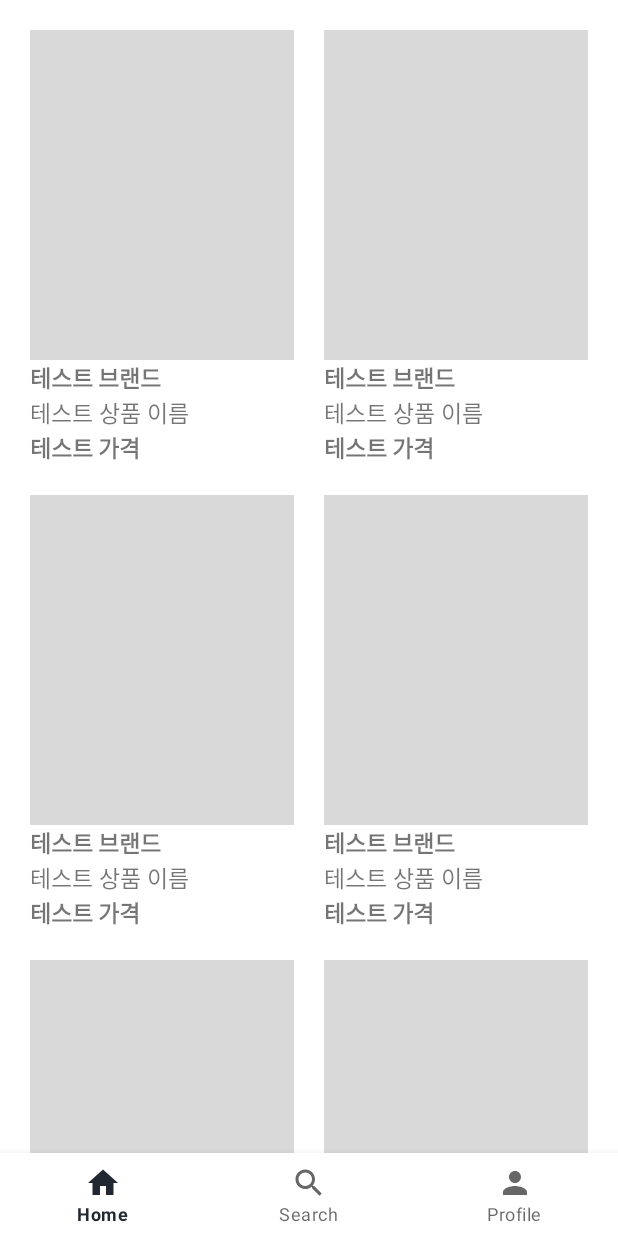
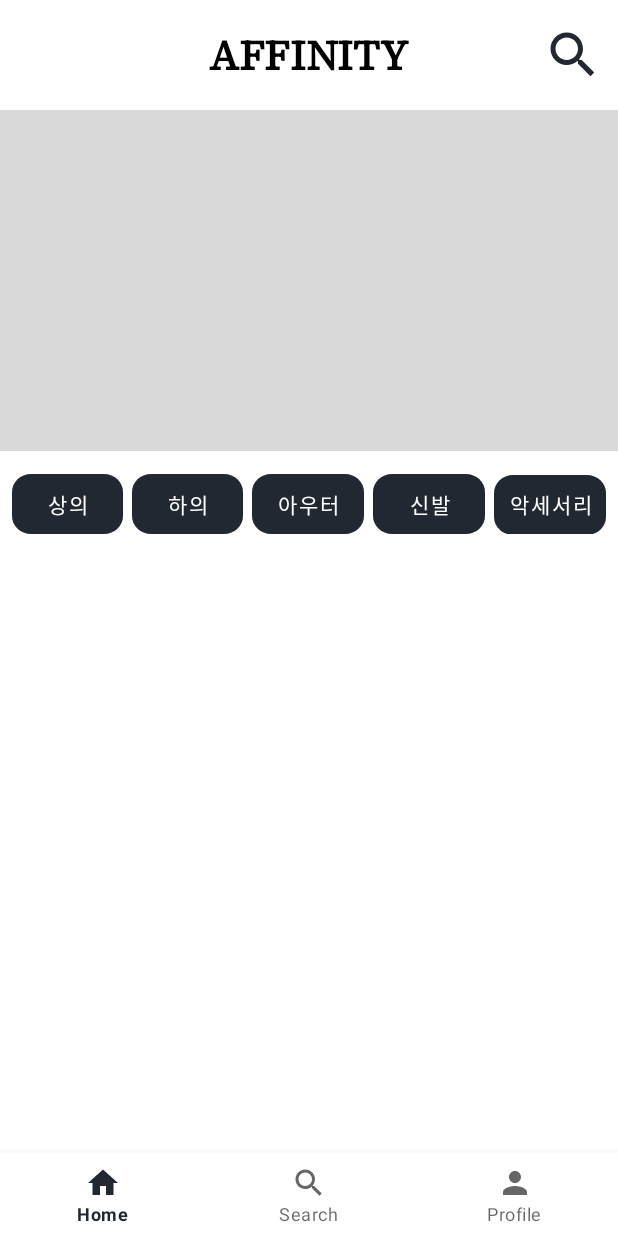
Before and after one commit to 1230tjdgns/capstone2, an Android app: the screen it shows after launch (HomeActivity), on a phone screen of 412 x 824 dp. Run offline under Robolectric (Android 15) with nearby library versions, the phone set to English and light mode, and no system bars; libraries missing offline, so code that uses them is left out: org.checkerframework.common.

Commit message:
엑티비티에 모든걸 때려박는 멍청한짓을 수정함 카테고리 버튼, 상단 검색 버튼, 하단 페이지 전환 기능 추가

```diff
--- a/app/src/main/java/com/capstone/affinity_ad/HomeActivity.java
+++ b/app/src/main/java/com/capstone/affinity_ad/HomeActivity.java
@@ -2,12 +2,17 @@ package com.capstone.affinity_ad;
 
 import static android.content.ContentValues.TAG;
 
+import androidx.annotation.NonNull;
 import androidx.appcompat.app.AppCompatActivity;
+import androidx.fragment.app.Fragment;
+import androidx.fragment.app.FragmentManager;
+import androidx.fragment.app.FragmentTransaction;
 
 import android.content.Context;
 import android.os.Bundle;
 import android.util.Log;
 import android.view.LayoutInflater;
+import android.view.MenuItem;
 import android.view.View;
 import android.view.ViewGroup;
 import android.widget.BaseAdapter;
@@ -16,83 +21,64 @@ import android.widget.ImageView;
 import android.widget.TextView;
 import android.widget.Toast;
 
+import com.google.android.material.bottomnavigation.BottomNavigationView;
+import com.google.android.material.navigation.NavigationBarView;
+
+import org.checkerframework.common.subtyping.qual.Bottom;
+
 import java.util.ArrayList;
 
 public class HomeActivity extends AppCompatActivity {
 
-    GridViewAdapter adapter = null;
+    Fragment defaultFrag;
+    BottomNavigationView nav_menu;
 
     @Override
     protected void onCreate(Bundle savedInstanceState) {
         super.onCreate(savedInstanceState);
         setContentView(R.layout.activity_home);
 
-        ExpandableHeightGridView gv = (ExpandableHeightGridView)findViewById(R.id.home_item_grid);
-        gv.setExpanded(true);
-        adapter = new GridViewAdapter();
+        nav_menu = findViewById(R.id.bottom_nav);
+        defaultFrag = new HomeFragment();
 
-        adapter.addItem(new gridItem("","테스트 브랜드", "테스트 상품 이름", "테스트 가격"));
-        adapter.addItem(new gridItem("","테스트 브랜드", "테스트 상품 이름", "테스트 가격"));
-        adapter.addItem(new gridItem("","테스트 브랜드", "테스트 상품 이름", "테스트 가격"));
-        adapter.addItem(new gridItem("","테스트 브랜드", "테스트 상품 이름", "테스트 가격"));
-        adapter.addItem(new gridItem("","테스트 브랜드", "테스트 상품 이름", "테스트 가격"));
-        adapter.addItem(new gridItem("","테스트 브랜드", "테스트 상품 이름", "테스트 가격"));
+        nav_menu.setSelectedItemId(R.id.home);
 
-        gv.setAdapter(adapter);
+        getSupportFragmentManager().beginTransaction().replace(R.id.mainFrame,defaultFrag).commitAllowingStateLoss();
+
+        nav_menu.setOnItemSelectedListener(new NavigationBarView.OnItemSelectedListener() {
+            @Override
+            public boolean onNavigationItemSelected(@NonNull MenuItem item) {
+                //리스너 적용하면 아이콘 선택시 색상이 변하지 않기 때문에 수동으로 적용
+                item.setChecked(true);
+                switch (item.getItemId()) {
+                    case R.id.home: {
+                        getSupportFragmentManager().beginTransaction().replace(R.id.mainFrame, new HomeFragment()).commit();
+                        return true;
+                    }
+                    case R.id.search: {
+                        //new Fragment() 대신 이동 할 프래그 클래스 적기
+                        getSupportFragmentManager().beginTransaction().replace(R.id.mainFrame, new Fragment()).commit();
+                        return true;
+                    }
+                    case R.id.profile: {
+                        //new Fragment() 대신 이동 할 프래그 클래스 적기
+                        getSupportFragmentManager().beginTransaction().replace(R.id.mainFrame, new Fragment()).commit();
+                        return true;
+                    }
+
+                }
+
+                return false;
+            }
+        });
     }
 
-    class GridViewAdapter extends BaseAdapter {
-        ArrayList<gridItem> items = new ArrayList<gridItem>();
+    //홈 화면 상단에 검색 버튼을 위한, 프래그 내부에서 상위 엑티비티의 프레임 교체에 필요한 메소드
+    public void replaceFragment(Fragment fragment) {
+        FragmentManager fragmentManager = getSupportFragmentManager();
+        FragmentTransaction fragmentTransaction = fragmentManager.beginTransaction();
+        fragmentTransaction.replace(R.id.mainFrame, fragment).commit();
+    }
 
-        public void addItem(gridItem item) {
-            items.add(item);
-        }
 
-        @Override
-        public int getCount() {
-            return items.size();
-        }
-
-        @Override
-        public Object getItem(int i) {
-            return items.get(i);
-        }
-
-        @Override
-        public long getItemId(int i) {
-            return i;
-        }
-
-        @Override
-        public View getView(int i, View view, ViewGroup viewGroup) {
-            final Context context = viewGroup.getContext();
-            final gridItem g_items = items.get(i);
-
-            if (view == null) {
-                LayoutInflater inflater = (LayoutInflater)context.getSystemService(Context.LAYOUT_INFLATER_SERVICE);
-                view = inflater.inflate(R.layout.home_grid_item, viewGroup, false);
-
-                TextView brand = (TextView) view.findViewById(R.id.home_item_brand);
-                TextView name = (TextView) view.findViewById(R.id.home_item_name);
-                TextView price = (TextView) view.findViewById(R.id.home_item_price);
-
-                brand.setText(g_items.getBrand());
-                name.setText(g_items.getName());
-                price.setText(g_items.getPrice());
-                Log.d(TAG, "getView() - [ "+i+" ] "+g_items.getName());
-
-            } else {
-                View v = new View(context);
-                v = (View) view;
-            }
-            //각 아이템 선택 event
-            view.setOnClickListener(new View.OnClickListener() {
-                @Override
-                public void onClick(View view) {
-                    Toast.makeText(context, g_items.getBrand()+" - "+g_items.getName()+" - " + g_items.getPrice(), Toast.LENGTH_SHORT).show();
-                }
-            });
-            return view;
-        }
-    }
 }
--- /dev/null
+++ b/app/src/main/java/com/capstone/affinity_ad/HomeFragment.java
@@ -0,0 +1,217 @@
+package com.capstone.affinity_ad;
+
+import static android.content.ContentValues.TAG;
+
+import android.content.Context;
+import android.os.Bundle;
+
+import androidx.fragment.app.Fragment;
+import androidx.fragment.app.FragmentManager;
+import androidx.fragment.app.FragmentTransaction;
+
+import android.util.Log;
+import android.view.LayoutInflater;
+import android.view.View;
+import android.view.ViewGroup;
+import android.widget.BaseAdapter;
+import android.widget.Button;
+import android.widget.TextView;
+import android.widget.Toast;
+
+import java.util.ArrayList;
+
+/**
+ * A simple {@link Fragment} subclass.
+ * Use the {@link HomeFragment#newInstance} factory method to
+ * create an instance of this fragment.
+ */
+public class HomeFragment extends Fragment {
+
+    GridViewAdapter adapter;
+    ExpandableHeightGridView gv;
+
+    Button bt_search;
+    Button bt_ct_top;
+    Button bt_ct_bottom;
+    Button bt_ct_outer;
+    Button bt_ct_shoes;
+    Button bt_ct_accessory;
+
+
+    // TODO: Rename parameter arguments, choose names that match
+    // the fragment initialization parameters, e.g. ARG_ITEM_NUMBER
+    private static final String ARG_PARAM1 = "param1";
+    private static final String ARG_PARAM2 = "param2";
+
+    // TODO: Rename and change types of parameters
+    private String mParam1;
+    private String mParam2;
+
+    public HomeFragment() {
+        // Required empty public constructor
+    }
+
+    /**
+     * Use this factory method to create a new instance of
+     * this fragment using the provided parameters.
+     *
+     * @param param1 Parameter 1.
+     * @param param2 Parameter 2.
+     * @return A new instance of fragment HomeFragment.
+     */
+    // TODO: Rename and change types and number of parameters
+    public static HomeFragment newInstance(String param1, String param2) {
+        HomeFragment fragment = new HomeFragment();
+        Bundle args = new Bundle();
+        args.putString(ARG_PARAM1, param1);
+        args.putString(ARG_PARAM2, param2);
+        fragment.setArguments(args);
+        return fragment;
+    }
+
+    @Override
+    public void onCreate(Bundle savedInstanceState) {
+        super.onCreate(savedInstanceState);
+        if (getArguments() != null) {
+            mParam1 = getArguments().getString(ARG_PARAM1);
+            mParam2 = getArguments().getString(ARG_PARAM2);
+        }
+
+    }
+
+    @Override
+    public View onCreateView(LayoutInflater inflater, ViewGroup container,
+                             Bundle savedInstanceState) {
+        // Inflate the layout for this fragment
+
+        //프래그에 뷰를 참조 하려면 이거 해야한다드라
+        View frag_view = inflater.inflate(R.layout.fragment_home, container, false);
+
+        //그리드 초기화
+        gv = (ExpandableHeightGridView)frag_view.findViewById(R.id.home_item_grid);
+        adapter = new GridViewAdapter();
+        //그리드뷰에 개별 스크롤이 생기지 않게하는 마술
+        gv.setExpanded(true);
+
+        //카테고리 버튼
+        bt_ct_accessory = frag_view.findViewById(R.id.bt_home_accessory);
+        bt_ct_shoes = frag_view.findViewById(R.id.bt_home_shoes);
+        bt_ct_outer = frag_view.findViewById(R.id.bt_home_outer);
+        bt_ct_bottom = frag_view.findViewById(R.id.bt_home_bottom);
+        bt_ct_top = frag_view.findViewById(R.id.bt_home_top);
+        //상단 검색 버튼
+        bt_search = frag_view.findViewById(R.id.bt_home_search);
+        //카테고리 버튼 리스너 셋
+        bt_ct_accessory.setOnClickListener(new CategorySelect());
+        bt_ct_shoes.setOnClickListener(new CategorySelect());
+        bt_ct_outer.setOnClickListener(new CategorySelect());
+        bt_ct_bottom.setOnClickListener(new CategorySelect());
+        bt_ct_top.setOnClickListener(new CategorySelect());
+
+        bt_search.setOnClickListener(new View.OnClickListener() {
+            @Override
+            public void onClick(View view) {
+                ((HomeActivity)getActivity()).replaceFragment(new Fragment());
+            }
+        });
+        return frag_view;
+    }
+
+    class CategorySelect implements View.OnClickListener {
+
+        @Override
+        public void onClick(View view) {
+            adapter.clearItem();
+
+            switch(view.getId()) {
+                case R.id.bt_home_accessory:
+                    for(int i = 0 ; i < 6 ; i++) {
+                        adapter.addItem(new gridItem("","악세서리 브랜드", "악세서리 이름", "악세서리 가격"));
+                    }
+                    break;
+                case R.id.bt_home_bottom:
+                    for(int i = 0 ; i < 6 ; i++) {
+                        adapter.addItem(new gridItem("","하의 브랜드", "하의 이름", "하의 가격"));
+                    }
+                    break;
+                case R.id.bt_home_top:
+                    for(int i = 0 ; i < 6 ; i++) {
+                        adapter.addItem(new gridItem("","상의 브랜드", "상의 이름", "상의 가격"));
+                    }
+                    break;
+                case R.id.bt_home_shoes:
+                    for(int i = 0 ; i < 6 ; i++) {
+                        adapter.addItem(new gridItem("","신발 브랜드", "신발 이름", "신발 가격"));
+                    }
+                    break;
+                case R.id.bt_home_outer:
+                    for(int i = 0 ; i < 6 ; i++) {
+                        adapter.addItem(new gridItem("","아우터 브랜드", "아우터 이름", "아우터 가격"));
+                    }
+                    break;
+            }
+            gv.setAdapter(adapter);
+        }
+    }
+
+    //구글링은 무적이고 신이다 구글에서 긁어옴
+    class GridViewAdapter extends BaseAdapter {
+        ArrayList<gridItem> items = new ArrayList<gridItem>();
+
+
+        public void clearItem() {
+            items = new ArrayList<gridItem>();
+        }
+
+        public void addItem(gridItem item) {
+            items.add(item);
+        }
+
+        @Override
+        public int getCount() {
+            return items.size();
+        }
+
+        @Override
+        public Object getItem(int i) {
+            return items.get(i);
+        }
+
+        @Override
+        public long getItemId(int i) {
+            return i;
+        }
+
+        @Override
+        public View getView(int i, View view, ViewGroup viewGroup) {
+            final Context context = viewGroup.getContext();
+            final gridItem g_items = items.get(i);
+
+            if (view == null) {
+                LayoutInflater inflater = (LayoutInflater)context.getSystemService(Context.LAYOUT_INFLATER_SERVICE);
+                view = inflater.inflate(R.layout.home_grid_item, viewGroup, false);
+
+                TextView brand = (TextView) view.findViewById(R.id.home_item_brand);
+                TextView name = (TextView) view.findViewById(R.id.home_item_name);
+                TextView price = (TextView) view.findViewById(R.id.home_item_price);
+
+                brand.setText(g_items.getBrand());
+                name.setText(g_items.getName());
+                price.setText(g_items.getPrice());
+                Log.d(TAG, "getView() - [ "+i+" ] "+g_items.getName());
+
+            } else {
+                View v = new View(context);
+                v = (View) view;
+            }
+            //각 아이템 선택 event
+            view.setOnClickListener(new View.OnClickListener() {
+                @Override
+                public void onClick(View view) {
+                    Toast.makeText(context, g_items.getBrand()+" - "+g_items.getName()+" - " + g_items.getPrice(), Toast.LENGTH_SHORT).show();
+                }
+            });
+            return view;
+        }
+    }
+}
--- a/app/src/main/res/layout/activity_home.xml
+++ b/app/src/main/res/layout/activity_home.xml
@@ -5,130 +5,13 @@
     android:layout_width="match_parent"
     android:layout_height="match_parent"
     tools:context=".HomeActivity">
-    <ScrollView
+    <FrameLayout
+        android:id="@+id/mainFrame"
         android:layout_width="match_parent"
         android:layout_height="match_parent"
-        android:fillViewport="true"
         >
-        <LinearLayout
-            android:id="@+id/linearLayout"
-            android:layout_width="match_parent"
-            android:layout_height="match_parent"
-            android:orientation="vertical">
 
-            <androidx.constraintlayout.widget.ConstraintLayout
-                android:layout_width="match_parent"
-                android:layout_height="73dp">
-
-                <TextView
-                    android:layout_width="wrap_content"
-                    android:layout_height="wrap_content"
-                    android:fontFamily="@font/source_serif_pro"
-                    android:text="AFFINITY"
-                    android:textColor="#000000"
-                    android:textFontWeight="600"
-                    android:textSize="28dp"
-
-                    app:layout_constraintBottom_toBottomOf="parent"
-                    app:layout_constraintEnd_toEndOf="parent"
-                    app:layout_constraintStart_toStartOf="parent"
-                    app:layout_constraintTop_toTopOf="parent" />
-
-                <Button
-                    android:layout_width="40dp"
-                    android:layout_height="40dp"
-                    android:layout_marginRight="10dp"
-                    android:background="@drawable/ic_search"
-                    app:layout_constraintBottom_toBottomOf="parent"
-                    app:layout_constraintEnd_toEndOf="parent"
-                    app:layout_constraintTop_toTopOf="parent" />
-
-            </androidx.constraintlayout.widget.ConstraintLayout>
-
-            <ImageView
-                android:layout_width="match_parent"
-                android:layout_height="227dp"
-                android:background="#d9d9d9" />
-
-            <LinearLayout
-                android:layout_width="match_parent"
-                android:layout_height="wrap_content"
-                android:orientation="horizontal"
-                android:paddingLeft="8dp"
-                android:paddingTop="15dp"
-                android:paddingBottom="15dp"
-                android:paddingRight="8dp"
-                android:weightSum="5">
-
-                <Button
-                    android:layout_width="70dp"
-                    android:layout_height="40dp"
-                    android:layout_marginRight="6dp"
-                    android:layout_weight="1"
-                    android:background="@drawable/bt_category"
-                    android:text="상의"
-                    android:padding="0dp"
-                    />
-
-                <Button
-                    android:layout_width="70dp"
-                    android:layout_height="40dp"
-                    android:layout_marginRight="6dp"
-                    android:layout_weight="1"
-                    android:background="@drawable/bt_category"
-                    android:padding="0dp"
-                    android:text="하의"
-                    />
-
-                <Button
-                    android:layout_width="70dp"
-                    android:layout_height="40dp"
-                    android:layout_marginRight="6dp"
-                    android:layout_weight="1"
-                    android:background="@drawable/bt_category"
-                    android:text="아우터"
-                    android:padding="0dp"
-                    />
-
-                <Button
-                    android:layout_width="70dp"
-                    android:layout_height="40dp"
-                    android:layout_marginRight="6dp"
-                    android:layout_weight="1"
-                    android:background="@drawable/bt_category"
-                    android:text="신발"
-                    android:padding="0dp"
-                    />
-
-                <Button
-                    android:layout_width="70dp"
-                    android:layout_height="40dp"
-                    android:layout_weight="1"
-                    android:background="@drawable/bt_category"
-                    android:includeFontPadding="false"
-                    android:text="악세서리"
-                    android:padding="0dp"
-                    />
-            </LinearLayout>
-
-            <com.capstone.affinity_ad.ExpandableHeightGridView
-
-                android:layout_width="match_parent"
-                android:layout_height="wrap_content"
-                android:id="@+id/home_item_grid"
-                android:numColumns="2"
-                android:padding="10dp"
-                android:stretchMode="columnWidth"
-                android:gravity="center"
-                android:isScrollContainer="false"
-                />
-
-            <Space
-                android:layout_width="match_parent"
-                android:layout_height="55dp" />
-
-        </LinearLayout>
-    </ScrollView>
+    </FrameLayout>
 
 
     <com.google.android.material.bottomnavigation.BottomNavigationView
--- /dev/null
+++ b/app/src/main/res/layout/fragment_home.xml
@@ -0,0 +1,138 @@
+<?xml version="1.0" encoding="utf-8"?>
+<androidx.constraintlayout.widget.ConstraintLayout xmlns:android="http://schemas.android.com/apk/res/android"
+    xmlns:app="http://schemas.android.com/apk/res-auto"
+    xmlns:tools="http://schemas.android.com/tools"
+    android:layout_width="match_parent"
+    android:layout_height="match_parent"
+    tools:context=".HomeActivity">
+    <ScrollView
+        android:layout_width="match_parent"
+        android:layout_height="match_parent"
+        android:fillViewport="true"
+        >
+        <LinearLayout
+            android:id="@+id/linearLayout"
+            android:layout_width="match_parent"
+            android:layout_height="match_parent"
+            android:orientation="vertical">
+
+            <androidx.constraintlayout.widget.ConstraintLayout
+                android:layout_width="match_parent"
+                android:layout_height="73dp">
+
+                <TextView
+                    android:layout_width="wrap_content"
+                    android:layout_height="wrap_content"
+                    android:fontFamily="@font/source_serif_pro"
+                    android:text="AFFINITY"
+                    android:textColor="#000000"
+                    android:textFontWeight="600"
+                    android:textSize="28dp"
+
+                    app:layout_constraintBottom_toBottomOf="parent"
+                    app:layout_constraintEnd_toEndOf="parent"
+                    app:layout_constraintStart_toStartOf="parent"
+                    app:layout_constraintTop_toTopOf="parent" />
+
+                <Button
+                    android:id="@+id/bt_home_search"
+                    android:layout_width="40dp"
+                    android:layout_height="40dp"
+                    android:layout_marginRight="10dp"
+                    android:background="@drawable/ic_search"
+                    app:layout_constraintBottom_toBottomOf="parent"
+                    app:layout_constraintEnd_toEndOf="parent"
+                    app:layout_constraintTop_toTopOf="parent" />
+
+            </androidx.constraintlayout.widget.ConstraintLayout>
+
+            <ImageView
+                android:layout_width="match_parent"
+                android:layout_height="227dp"
+                android:background="#d9d9d9" />
+
+            <LinearLayout
+                android:layout_width="match_parent"
+                android:layout_height="wrap_content"
+                android:orientation="horizontal"
+                android:paddingLeft="8dp"
+                android:paddingTop="15dp"
+                android:paddingBottom="15dp"
+                android:paddingRight="8dp"
+                android:weightSum="5">
+
+                <Button
+                    android:id="@+id/bt_home_top"
+                    android:layout_width="70dp"
+                    android:layout_height="40dp"
+                    android:layout_marginRight="6dp"
+                    android:layout_weight="1"
+                    android:background="@drawable/bt_category"
+                    android:text="상의"
+                    android:padding="0dp"
+                    />
+
+                <Button
+                    android:id="@+id/bt_home_bottom"
+                    android:layout_width="70dp"
+                    android:layout_height="40dp"
+                    android:layout_marginRight="6dp"
+                    android:layout_weight="1"
+                    android:background="@drawable/bt_category"
+                    android:padding="0dp"
+                    android:text="하의"
+                    />
+
+                <Button
+                    android:id="@+id/bt_home_outer"
+                    android:layout_width="70dp"
+                    android:layout_height="40dp"
+                    android:layout_marginRight="6dp"
+                    android:layout_weight="1"
+                    android:background="@drawable/bt_category"
+                    android:text="아우터"
+                    android:padding="0dp"
+                    />
+
+                <Button
+                    android:id="@+id/bt_home_shoes"
+                    android:layout_width="70dp"
+                    android:layout_height="40dp"
+                    android:layout_marginRight="6dp"
+                    android:layout_weight="1"
+                    android:background="@drawable/bt_category"
+                    android:text="신발"
+                    android:padding="0dp"
+                    />
+
+                <Button
+                    android:id="@+id/bt_home_accessory"
+                    android:layout_width="70dp"
+                    android:layout_height="40dp"
+                    android:layout_weight="1"
+                    android:background="@drawable/bt_category"
+                    android:includeFontPadding="false"
+                    android:text="악세서리"
+                    android:padding="0dp"
+                    />
+            </LinearLayout>
+
+            <com.capstone.affinity_ad.ExpandableHeightGridView
+
+                android:layout_width="match_parent"
+                android:layout_height="wrap_content"
+                android:id="@+id/home_item_grid"
+                android:numColumns="2"
+                android:padding="10dp"
+                android:stretchMode="columnWidth"
+                android:gravity="center"
+                android:isScrollContainer="false"
+                />
+
+            <Space
+                android:layout_width="match_parent"
+                android:layout_height="55dp" />
+
+        </LinearLayout>
+    </ScrollView>
+</androidx.constraintlayout.widget.ConstraintLayout>
--- a/app/src/main/res/values/strings.xml
+++ b/app/src/main/res/values/strings.xml
@@ -1,3 +1,5 @@
 <resources>
     <string name="app_name">Affinity_ad</string>
+    <!-- TODO: Remove or change this placeholder text -->
+    <string name="hello_blank_fragment">Hello blank fragment</string>
 </resources>
```
